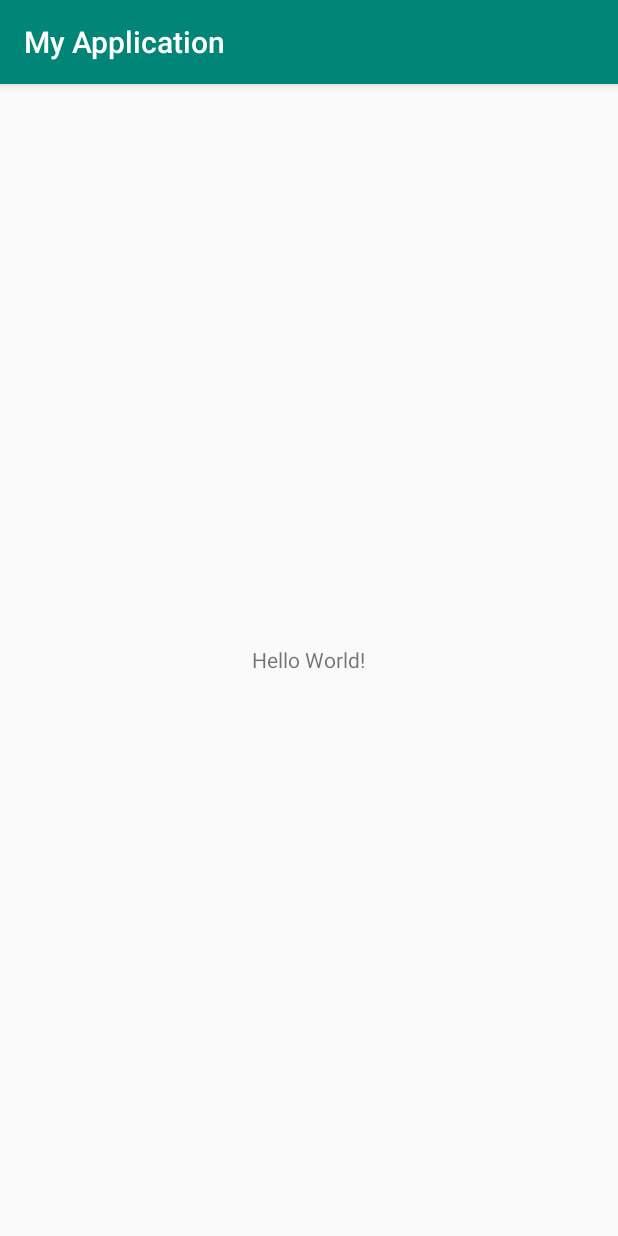
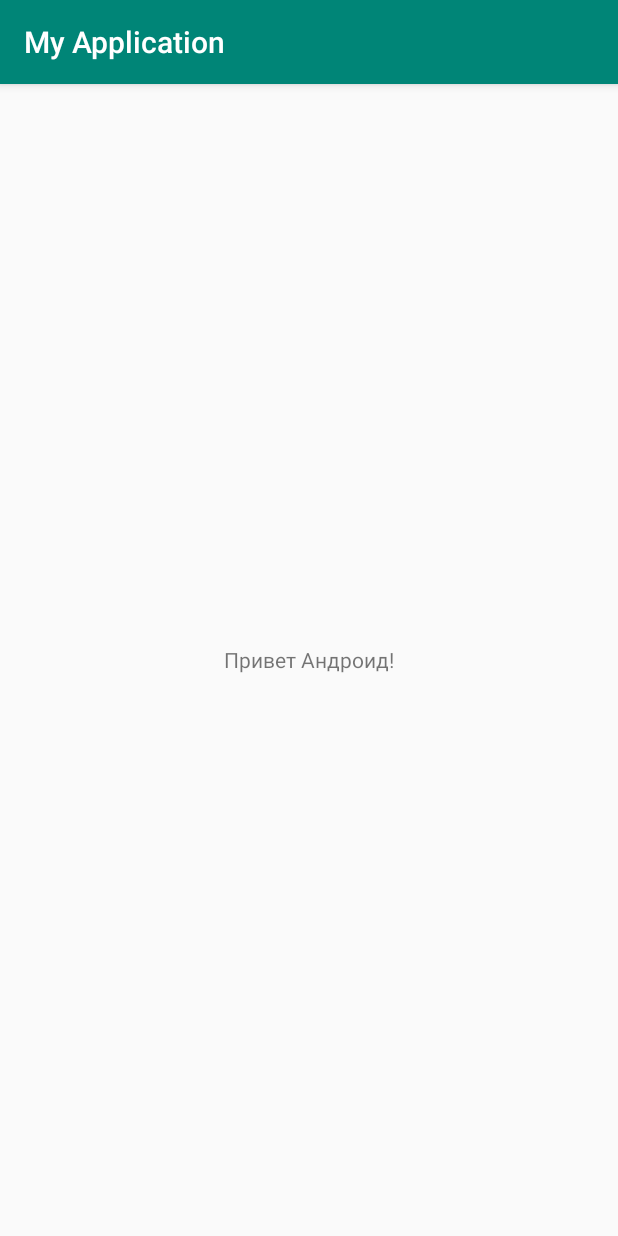
Before and after one commit to x2sim/MoneyTracker, an Android app: the screen it shows after launch (MainActivity), on a phone screen of 412 x 824 dp. Run offline under Robolectric (Android 15) with nearby library versions, the phone set to English and light mode, and no system bars.

Commit message:
second commit

```diff
--- a/app/src/main/res/layout/activity_main.xml
+++ b/app/src/main/res/layout/activity_main.xml
@@ -10,6 +10,6 @@
         android:layout_width="wrap_content"
         android:layout_height="wrap_content"
         android:layout_gravity="center"
-        android:text="Hello World!" />
+        android:text="Привет Андроид!" />
 
 </FrameLayout>
```
